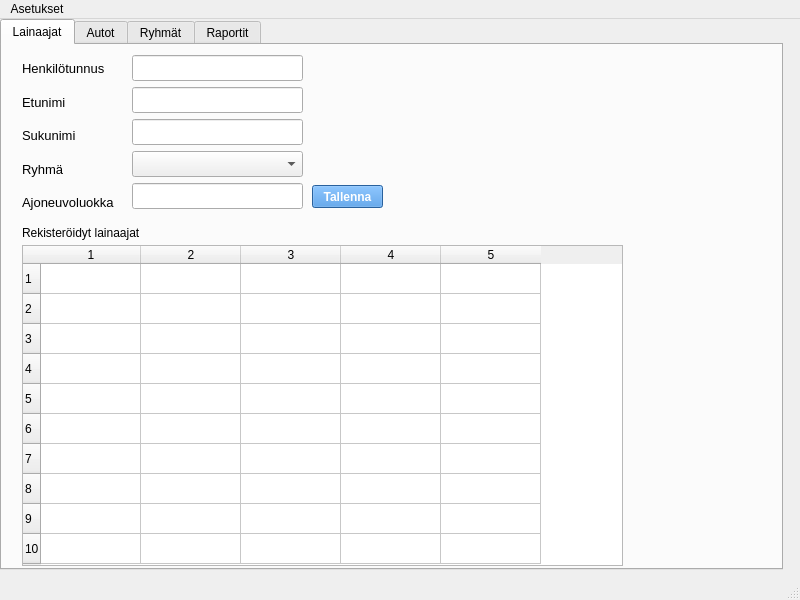
HennaSalla/Autolainaus, file administrative.ui: the form before one commit.
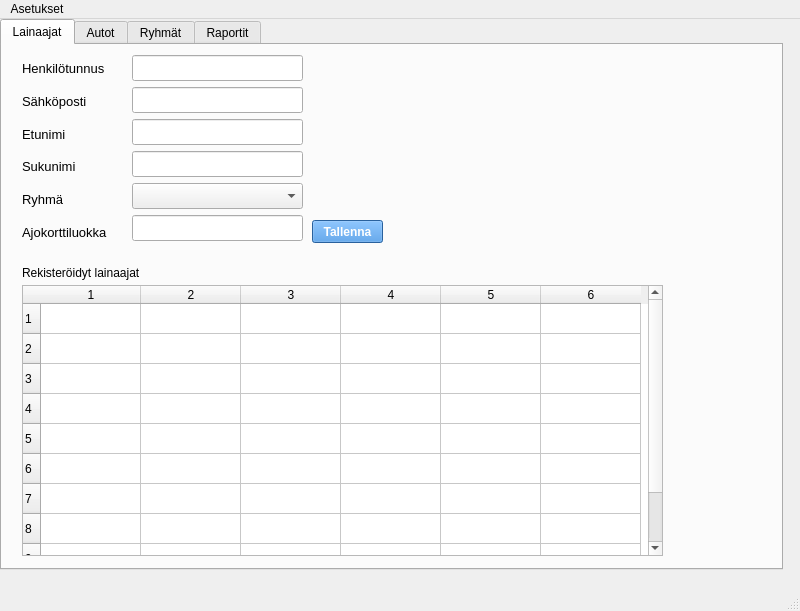
The form after the commit. The open tabs and pages were chosen to show the change. Icons and pictures are not drawn.

Diff of the .ui file:
```diff
--- a/administrative.ui
+++ b/administrative.ui
@@ -7,7 +7,7 @@
     <x>0</x>
     <y>0</y>
     <width>800</width>
-    <height>600</height>
+    <height>611</height>
    </rect>
   </property>
   <property name="windowTitle">
@@ -30,7 +30,7 @@
      <cursorShape>PointingHandCursor</cursorShape>
     </property>
     <property name="currentIndex">
-     <number>2</number>
+     <number>0</number>
     </property>
     <widget class="QWidget" name="studentTab">
      <property name="cursor">
@@ -43,9 +43,9 @@
       <property name="geometry">
        <rect>
         <x>20</x>
-        <y>200</y>
-        <width>601</width>
-        <height>321</height>
+        <y>240</y>
+        <width>641</width>
+        <height>271</height>
        </rect>
       </property>
       <property name="cursor" stdset="0">
@@ -55,7 +55,7 @@
        <number>10</number>
       </property>
       <property name="columnCount">
-       <number>5</number>
+       <number>6</number>
       </property>
       <row/>
       <row/>
@@ -72,12 +72,13 @@
       <column/>
       <column/>
       <column/>
+      <column/>
      </widget>
      <widget class="QLabel" name="registeredPersonsLabel">
       <property name="geometry">
        <rect>
         <x>20</x>
-        <y>180</y>
+        <y>220</y>
         <width>131</width>
         <height>16</height>
        </rect>
@@ -90,7 +91,7 @@
       <property name="geometry">
        <rect>
         <x>310</x>
-        <y>140</y>
+        <y>175</y>
         <width>71</width>
         <height>23</height>
        </rect>
@@ -117,7 +118,7 @@
         <x>130</x>
         <y>10</y>
         <width>171</width>
-        <height>156</height>
+        <height>188</height>
        </rect>
       </property>
       <layout class="QVBoxLayout" name="studentInputsVerticalLayout">
@@ -130,6 +131,15 @@
          </property>
         </widget>
        </item>
+       <item>
+        <widget class="QLineEdit" name="emailLineEdit">
+         <property name="font">
+          <font>
+           <pointsize>11</pointsize>
+          </font>
+         </property>
+        </widget>
+       </item>
        <item>
         <widget class="QLineEdit" name="firstNameLineEdit">
          <property name="font">
@@ -155,6 +165,9 @@
            <pointsize>11</pointsize>
           </font>
          </property>
+         <property name="currentText">
+          <string/>
+         </property>
         </widget>
        </item>
        <item>
@@ -174,7 +187,7 @@
         <x>20</x>
         <y>10</y>
         <width>101</width>
-        <height>161</height>
+        <height>191</height>
        </rect>
       </property>
       <layout class="QVBoxLayout" name="studentLabelsVerticalLayout">
@@ -190,6 +203,18 @@
          </property>
         </widget>
        </item>
+       <item>
+        <widget class="QLabel" name="emailLabel">
+         <property name="font">
+          <font>
+           <pointsize>10</pointsize>
+          </font>
+         </property>
+         <property name="text">
+          <string>Sähköposti</string>
+         </property>
+        </widget>
+       </item>
        <item>
         <widget class="QLabel" name="firstNameLabel">
          <property name="font">
@@ -234,7 +259,7 @@
           </font>
          </property>
          <property name="text">
-          <string>Ajoneuvoluokka</string>
+          <string>Ajokorttiluokka</string>
          </property>
         </widget>
        </item>
```
